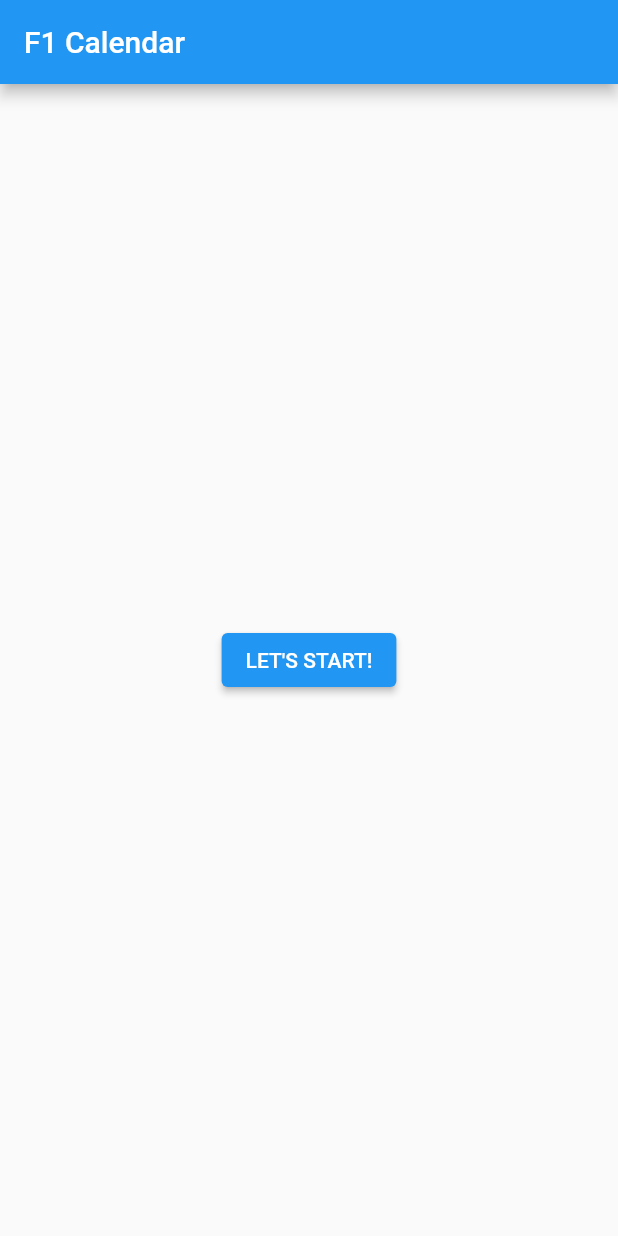
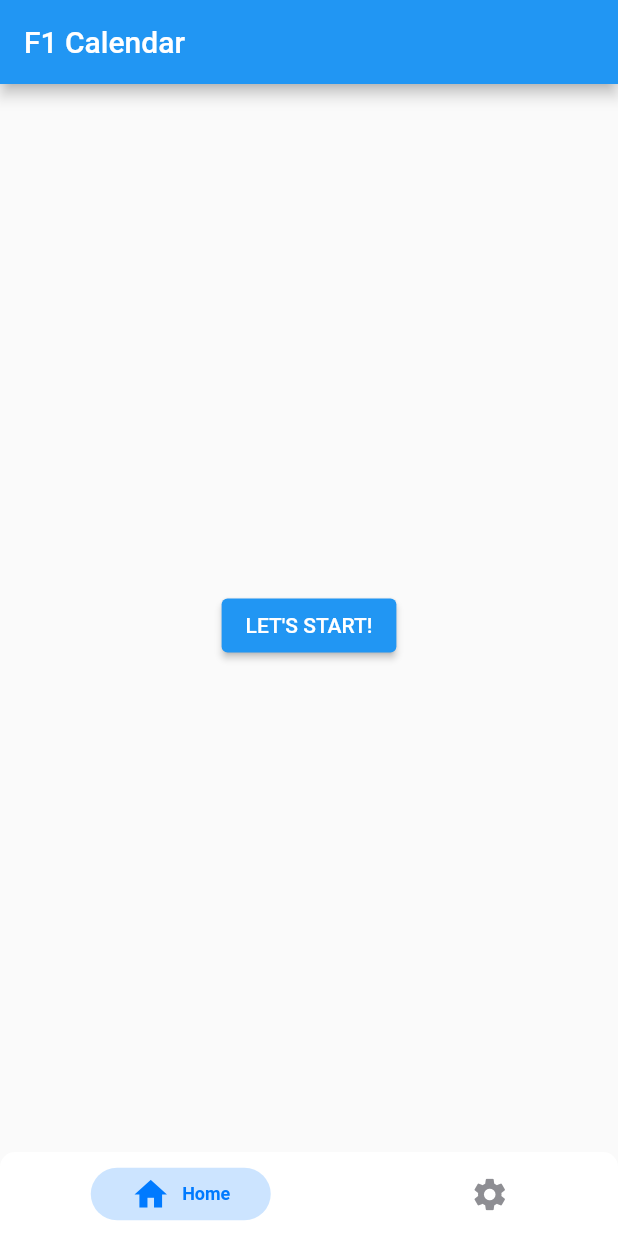
Before and after one commit to FilibertoNencioni/F1-calendar, a Flutter app: the screen it shows after launch, on a phone screen of 412 x 824 dp. Run offline on Flutter 3.47's test engine with Material 2 defaults, Android fonts, the phone set to English and light mode, and no system bars; drawn by our look-alikes of persistent_bottom_nav_bar_v2; our stand-ins replace flutter_easyloading, timezone; missing offline and left inert: device_calendar.

Commit message:
implemented bottom navbar and empty settings page

```diff
--- a/lib/main.dart
+++ b/lib/main.dart
@@ -1,4 +1,4 @@
-import 'package:f1_calendar/pages/home.dart';
+import 'package:f1_calendar/page_handler.dart';
 import 'package:flutter/material.dart';
 import 'package:flutter_easyloading/flutter_easyloading.dart';
 
@@ -16,7 +16,7 @@ class App extends StatelessWidget {
       theme: ThemeData(
         primarySwatch: Colors.blue,
       ),
-      home: const Home(),
+      home: const PageHandler(),
       builder: EasyLoading.init(),
     );
   }
--- /dev/null
+++ b/lib/page_handler.dart
@@ -0,0 +1,63 @@
+import 'package:f1_calendar/pages/home.dart';
+import 'package:f1_calendar/pages/settings.dart';
+import 'package:flutter/material.dart';
+import 'package:persistent_bottom_nav_bar_v2/persistent-tab-view.dart';
+
+class PageHandler extends StatelessWidget {
+  const PageHandler({Key? key}) : super(key: key);
+
+  List<Widget> buildScreens() {
+    return [
+      Home(),
+      Settings()
+    ];
+  }
+
+  List<PersistentBottomNavBarItem> _navBarsItems() {
+    return [
+      PersistentBottomNavBarItem(
+        icon: Icon(Icons.home),
+        title: "Home",
+      ),
+      PersistentBottomNavBarItem(
+        icon: Icon(Icons.settings),
+        title: "Settings",
+      ),
+    ];
+  }
+
+  @override
+  Widget build(BuildContext context) {
+    PersistentTabController pageController;
+    pageController = PersistentTabController(initialIndex: 0);
+
+    return PersistentTabView(
+        context,
+        controller: pageController,
+        screens: buildScreens(),
+        items: _navBarsItems(),
+        confineInSafeArea: true,
+        backgroundColor: Colors.white, // Default is Colors.white.
+        handleAndroidBackButtonPress: true, // Default is true.
+        resizeToAvoidBottomInset: true, // This needs to be true if you want to move up the screen when keyboard appears. Default is true.
+        stateManagement: true, // Default is true.
+        hideNavigationBarWhenKeyboardShows: true, // Recommended to set 'resizeToAvoidBottomInset' as true while using this argument. Default is true.
+        decoration: NavBarDecoration(
+          borderRadius: BorderRadius.circular(10.0),
+          colorBehindNavBar: Colors.white,
+        ),
+        popAllScreensOnTapOfSelectedTab: true,
+        popActionScreens: PopActionScreensType.all,
+        itemAnimationProperties: ItemAnimationProperties( // Navigation Bar's items animation properties.
+          duration: Duration(milliseconds: 200),
+          curve: Curves.ease,
+        ),
+        screenTransitionAnimation: ScreenTransitionAnimation( // Screen transition animation on change of selected tab.
+          animateTabTransition: true,
+          curve: Curves.ease,
+          duration: Duration(milliseconds: 200),
+        ),
+        navBarStyle: NavBarStyle.style1, // Choose the nav bar style with this property.
+    );
+  }
+}
--- a/lib/pages/new_page.dart
+++ b/lib/pages/new_page.dart
@@ -61,6 +61,7 @@ class NewPageState extends State{
         padding: const EdgeInsets.all(16),
         child:  Column(
           children: [
+            Text("Choose the season",style: TextStyle(fontWeight: FontWeight.bold, fontSize: 16),),
             MyYearPicker(
               label: 'Season',
               alertLabel: 'Choose a season',
@@ -69,7 +70,7 @@ class NewPageState extends State{
               selectedDate: selectedDate,
               onChanged: (d) => handleYearPickerChange(d),
             ),
-            SizedBox(height: 32,),
+            SizedBox(height: 64,),
             Text("Choose your calendar",style: TextStyle(fontWeight: FontWeight.bold, fontSize: 16),),
             DropdownButton<String>(
               isExpanded: true,
@@ -82,7 +83,7 @@ class NewPageState extends State{
               ).toList(),
               onChanged: handleCalendarChange
             ),
-            SizedBox(height: 32,),
+            SizedBox(height: 64,),
             Text("Choose what to save in the calendar", style: TextStyle(fontWeight: FontWeight.bold, fontSize: 16),),
             CheckboxListTile(
               title: Text("First Practice"),
@@ -140,6 +141,7 @@ class NewPageState extends State{
             ),
             SizedBox(height: 64,),
             Row(
+              mainAxisAlignment: MainAxisAlignment.spaceAround,
               children: [
                 ElevatedButton(
                   onPressed: saveEvents,
--- /dev/null
+++ b/lib/pages/settings.dart
@@ -0,0 +1,23 @@
+import 'package:flutter/material.dart';
+
+class Settings extends StatelessWidget{
+  const Settings({Key? key}) : super(key: key);
+
+  @override
+  Widget build(BuildContext context) {
+    return Scaffold(
+      appBar: AppBar(
+        title: Text("Settings"),
+      ),
+      body: SingleChildScrollView(
+        padding: EdgeInsets.all(16),
+        child: Column(
+          children: [
+
+          ],
+        ),
+      ),
+    );
+  }
+
+}
--- a/pubspec.yaml
+++ b/pubspec.yaml
@@ -37,6 +37,7 @@ dependencies:
   http: ^0.13.5
   device_calendar: ^4.3.0
   flutter_easyloading: ^3.0.5
+  persistent_bottom_nav_bar_v2: ^4.2.6
 
 dev_dependencies:
   flutter_test:
```
Also changed, not shown: pubspec.lock.
